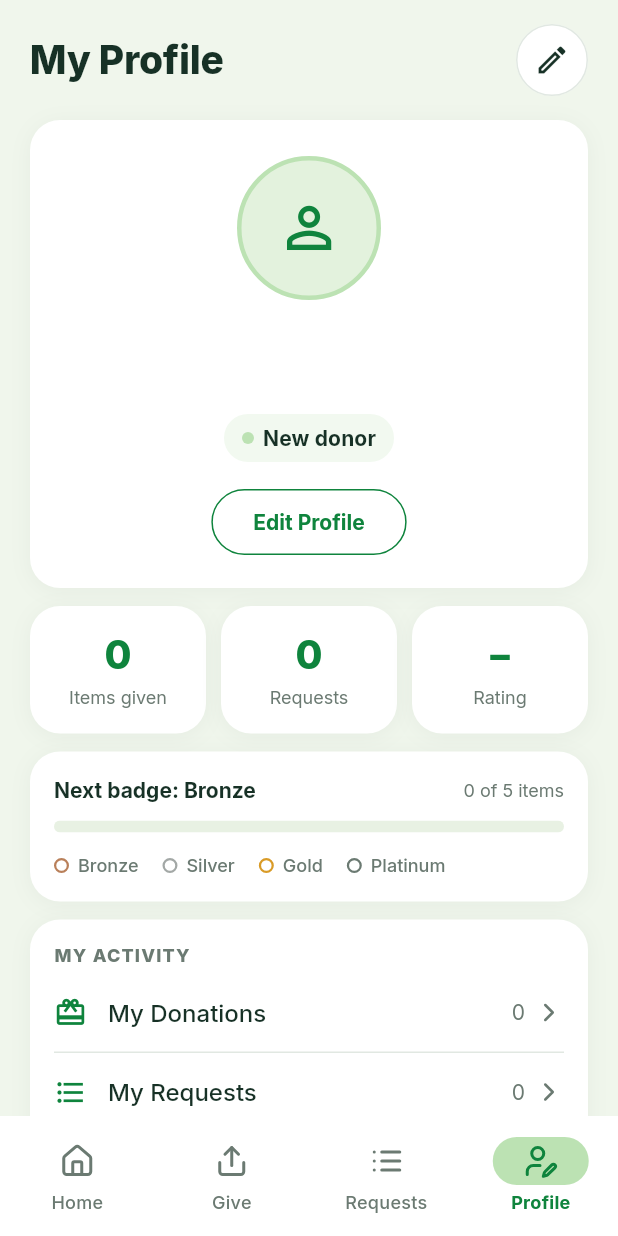
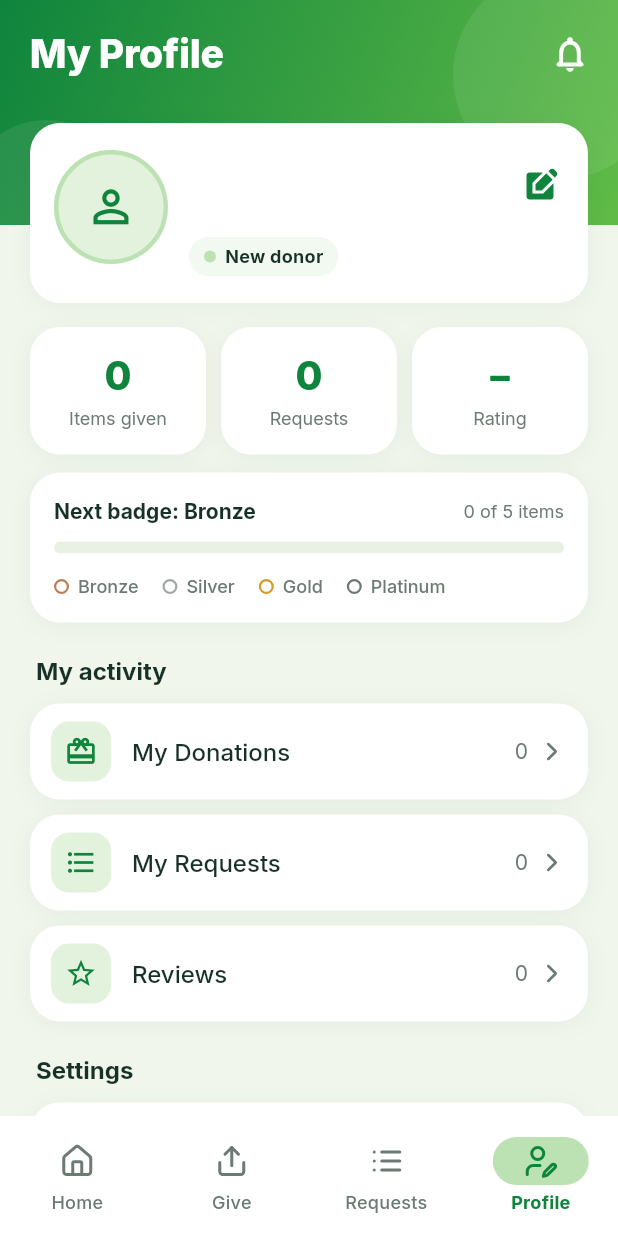
Before and after one commit to ShareLoop-Team/ShareLoop, a Flutter app: the _HomeShell screen opened directly, item 4 of the bottom bar chosen, on a phone screen of 412 x 824 dp. Run offline on Flutter 3.47's test engine with Material 3 defaults, Android fonts, the phone set to English and light mode, and no system bars; our stand-ins replace camera, firebase_auth, firebase_core, flutter_svg, image_picker, permission_handler and 2 more; missing offline and left inert: dart:js_interop, google_mlkit_face_detection, google_mlkit_image_labeling, google_mlkit_pose_detection; accounts and stored records are empty.

Commit message:
style(profile): redesign the Profile tab with a green header
- A brand-green gradient header (deep green to #60BB46) behind the
  status bar, with the title and a bell that opens notification
  settings.
- The identity card overlaps the header: photo on the left; name,
  email, city and badge beside it; an edit button on the right
  replaces the separate "Edit Profile" button.
- Menu sections become a plain heading over separate rounded rows, each
  with its icon on a mint tile.
- The badge label wraps instead of being cut off on narrow phones.
- Test: scroll Sign Out fully into view before tapping it, and check
  Cancel keeps the Profile page open (the longer page no longer keeps
  the name card built).

Co-Authored-By: Claude Opus 5.5 <noreply@anthropic.com>

```diff
--- a/lib/views/profile/profile_screen.dart
+++ b/lib/views/profile/profile_screen.dart
@@ -1,4 +1,5 @@
 import 'package:flutter/material.dart';
+import 'package:flutter/services.dart';
 import 'package:provider/provider.dart';
 
 import '../../controllers/auth_controller.dart';
@@ -65,9 +66,8 @@ class _ProfileScreenState extends State<ProfileScreen> {
                 padding: const EdgeInsets.fromLTRB(20, 0, 20, 8),
                 child: Text(
                   l10n.language,
-                  style: Theme.of(sheetContext).textTheme.titleMedium?.copyWith(
-                        fontWeight: FontWeight.w700,
-                      ),
+                  style: Theme.of(sheetContext).textTheme.titleMedium
+                      ?.copyWith(fontWeight: FontWeight.w700),
                 ),
               ),
               for (final MapEntry(key: code, value: name)
@@ -77,10 +77,12 @@ class _ProfileScreenState extends State<ProfileScreen> {
                   title: Text(
                     name,
                     style: TextStyle(
-                      color:
-                          code == selected ? AppColors.deepGreen : AppColors.ink,
-                      fontWeight:
-                          code == selected ? FontWeight.w700 : FontWeight.w400,
+                      color: code == selected
+                          ? AppColors.deepGreen
+                          : AppColors.ink,
+                      fontWeight: code == selected
+                          ? FontWeight.w700
+                          : FontWeight.w400,
                     ),
                   ),
                   trailing: code == selected
@@ -126,10 +128,8 @@ class _ProfileScreenState extends State<ProfileScreen> {
     );
     if (confirmed != true || !mounted) return;
     context.read<AuthController>().logout();
-    Navigator.of(context).pushNamedAndRemoveUntil(
-      AppRoutes.login,
-      (route) => false,
-    );
+    Navigator.of(context)
+        .pushNamedAndRemoveUntil(AppRoutes.login, (route) => false);
   }
 
   @override
@@ -137,7 +137,10 @@ class _ProfileScreenState extends State<ProfileScreen> {
     final l10n = AppLocalizations.of(context);
     final profile = context.watch<ProfileController>();
     final authUserId = context.watch<AuthController>().currentUser?.id;
-    final languageCode = context.watch<LanguageController>().locale.languageCode;
+    final languageCode = context
+        .watch<LanguageController>()
+        .locale
+        .languageCode;
     final user = profile.user;
 
     // Also covers a profile still cached from a previous account.
@@ -160,20 +163,20 @@ class _ProfileScreenState extends State<ProfileScreen> {
     final badge = badgeController.badgeForDonationCount(user.donationCount);
     final nextBadge = badgeController.nextBadge(user.donationCount);
 
-    return SafeArea(
-      bottom: false,
+    // Light status bar icons over the green header.
+    return AnnotatedRegion<SystemUiOverlayStyle>(
+      value: SystemUiOverlayStyle.light,
       child: RefreshIndicator(
         onRefresh: _load,
+        edgeOffset: MediaQuery.paddingOf(context).top,
         child: ListView(
-          padding: const EdgeInsets.fromLTRB(20, 16, 20, 24),
+          padding: const EdgeInsets.only(bottom: 24),
           children: [
-            _Header(
+            _ProfileHeader(
               title: l10n.profileTitle,
-              editTooltip: l10n.profileEditProfile,
-              onEdit: _openEditProfile,
-            ),
-            const SizedBox(height: 16),
-            _IdentityCard(
+              notificationsTooltip: l10n.profileNotifications,
+              onNotifications: () => manageNotifications(context),
+              card: _IdentityCard(
                 user: user,
                 badgeLabel: badge == null
                     ? l10n.homeNewDonor
@@ -184,7 +187,12 @@ class _ProfileScreenState extends State<ProfileScreen> {
                 editLabel: l10n.profileEditProfile,
                 onEdit: _openEditProfile,
               ),
-            const SizedBox(height: 12),
+            ),
+            Padding(
+              padding: const EdgeInsets.fromLTRB(20, 16, 20, 0),
+              child: Column(
+                crossAxisAlignment: CrossAxisAlignment.stretch,
+                children: [
                   IntrinsicHeight(
                     child: Row(
                       crossAxisAlignment: CrossAxisAlignment.stretch,
@@ -294,9 +302,11 @@ class _ProfileScreenState extends State<ProfileScreen> {
                       side: const BorderSide(color: AppColors.error),
                       minimumSize: const Size.fromHeight(54),
                       shape: const StadiumBorder(),
-                textStyle: Theme.of(context).textTheme.titleMedium?.copyWith(
-                      fontWeight: FontWeight.w700,
+                      textStyle: Theme.of(context).textTheme.titleMedium
+                          ?.copyWith(fontWeight: FontWeight.w700),
                     ),
+                  ),
+                ],
               ),
             ),
           ],
@@ -345,43 +355,107 @@ class _SectionCard extends StatelessWidget {
   }
 }
 
-class _Header extends StatelessWidget {
-  const _Header({
+/// Green band behind the status bar with the title and a bell, and [card]
+/// overlapping its bottom edge.
+class _ProfileHeader extends StatelessWidget {
+  const _ProfileHeader({
     required this.title,
-    required this.editTooltip,
-    required this.onEdit,
+    required this.notificationsTooltip,
+    required this.onNotifications,
+    required this.card,
   });
 
+  /// Band height below the status bar; [card] starts [_cardTop] down.
+  static const double _bandHeight = 150;
+  static const double _cardTop = 82;
+
   final String title;
-  final String editTooltip;
-  final VoidCallback onEdit;
+  final String notificationsTooltip;
+  final VoidCallback onNotifications;
+  final Widget card;
 
   @override
   Widget build(BuildContext context) {
-    return Row(
+    final topInset = MediaQuery.paddingOf(context).top;
+    return Stack(
+      children: [
+        Container(
+          height: topInset + _bandHeight,
+          clipBehavior: Clip.antiAlias,
+          decoration: const BoxDecoration(
+            gradient: LinearGradient(
+              begin: Alignment.topLeft,
+              end: Alignment.bottomRight,
+              colors: [AppColors.deepGreen, AppColors.brightGreen],
+            ),
+          ),
+          child: Stack(
+            children: [
+              // Soft decorative bubbles.
+              _bubble(right: -30, top: -20, size: 140),
+              _bubble(left: -24, bottom: -40, size: 110),
+              _bubble(right: 90, bottom: 18, size: 26),
+            ],
+          ),
+        ),
+        Padding(
+          padding: EdgeInsets.fromLTRB(20, topInset + 12, 8, 0),
+          child: Row(
             children: [
               Expanded(
+                child: Semantics(
+                  header: true,
                   child: Text(
                     title,
+                    maxLines: 1,
+                    overflow: TextOverflow.ellipsis,
                     style: Theme.of(context).textTheme.headlineSmall?.copyWith(
                       fontWeight: FontWeight.w800,
-                  color: AppColors.ink,
+                      color: AppColors.white,
                     ),
                   ),
                 ),
-        const SizedBox(width: 12),
-        Material(
+              ),
+              IconButton(
+                icon: const Icon(
+                  Icons.notifications_none_rounded,
                   color: AppColors.white,
-          shape: const CircleBorder(
-            side: BorderSide(color: AppColors.border),
+                  size: 28,
                 ),
-          child: IconButton(
-            icon: const Icon(Icons.edit_outlined, color: AppColors.ink),
-            tooltip: editTooltip,
-            onPressed: onEdit,
+                tooltip: notificationsTooltip,
+                onPressed: onNotifications,
+              ),
+            ],
           ),
         ),
+        Padding(
+          padding: EdgeInsets.fromLTRB(20, topInset + _cardTop, 20, 0),
+          child: card,
+        ),
       ],
+    );
+  }
+
+  static Widget _bubble({
+    double? left,
+    double? right,
+    double? top,
+    double? bottom,
+    required double size,
+  }) {
+    return Positioned(
+      left: left,
+      right: right,
+      top: top,
+      bottom: bottom,
+      child: Container(
+        width: size,
+        height: size,
+        decoration: BoxDecoration(
+          shape: BoxShape.circle,
+          color: AppColors.white.withValues(alpha: 0.08),
+        ),
+      ),
     );
   }
 }
@@ -404,35 +478,43 @@ class _IdentityCard extends StatelessWidget {
   @override
   Widget build(BuildContext context) {
     final textTheme = Theme.of(context).textTheme;
-    final location = [user.city, user.district]
-        .where((part) => part.trim().isNotEmpty)
-        .join(', ');
+    final location = [
+      user.city,
+      user.district,
+    ].where((part) => part.trim().isNotEmpty).join(', ');
+    final secondary = textTheme.bodyMedium?.copyWith(
+      color: AppColors.textSecondary,
+    );
     return _SectionCard(
-      padding: const EdgeInsets.fromLTRB(20, 24, 20, 20),
+      padding: const EdgeInsets.fromLTRB(16, 18, 8, 18),
+      child: Row(
+        crossAxisAlignment: CrossAxisAlignment.start,
+        children: [
+          UserAvatar(url: user.avatarUrl, size: 76),
+          const SizedBox(width: 14),
+          Expanded(
             child: Column(
+              crossAxisAlignment: CrossAxisAlignment.start,
               children: [
-          UserAvatar(url: user.avatarUrl),
-          const SizedBox(height: 14),
                 Text(
                   user.name,
-            textAlign: TextAlign.center,
+                  maxLines: 1,
+                  overflow: TextOverflow.ellipsis,
                   style: textTheme.titleLarge?.copyWith(
                     fontWeight: FontWeight.w800,
                     color: AppColors.ink,
                   ),
                 ),
-          const SizedBox(height: 4),
+                const SizedBox(height: 2),
                 Text(
                   user.email,
-            textAlign: TextAlign.center,
-            style: textTheme.bodyMedium?.copyWith(
-              color: AppColors.textSecondary,
-            ),
+                  maxLines: 1,
+                  overflow: TextOverflow.ellipsis,
+                  style: secondary,
                 ),
                 if (location.isNotEmpty) ...[
-            const SizedBox(height: 4),
+                  const SizedBox(height: 2),
                   Row(
-              mainAxisSize: MainAxisSize.min,
                     children: [
                       const Icon(
                         Icons.location_on_outlined,
@@ -443,18 +525,20 @@ class _IdentityCard extends StatelessWidget {
                       Flexible(
                         child: Text(
                           location,
+                          maxLines: 1,
                           overflow: TextOverflow.ellipsis,
-                    style: textTheme.bodyMedium?.copyWith(
-                      color: AppColors.textSecondary,
-                    ),
+                          style: secondary,
                         ),
                       ),
                     ],
                   ),
                 ],
-          const SizedBox(height: 12),
+                const SizedBox(height: 10),
                 Container(
-            padding: const EdgeInsets.symmetric(horizontal: 12, vertical: 6),
+                  padding: const EdgeInsets.symmetric(
+                    horizontal: 10,
+                    vertical: 5,
+                  ),
                   decoration: BoxDecoration(
                     color: badgeColor.withValues(alpha: 0.2),
                     borderRadius: BorderRadius.circular(20),
@@ -474,7 +558,7 @@ class _IdentityCard extends StatelessWidget {
                       Flexible(
                         child: Text(
                           badgeLabel,
-                    style: textTheme.labelLarge?.copyWith(
+                          style: textTheme.labelMedium?.copyWith(
                             fontWeight: FontWeight.w700,
                             color: AppColors.ink,
                           ),
@@ -483,19 +567,13 @@ class _IdentityCard extends StatelessWidget {
                     ],
                   ),
                 ),
-          const SizedBox(height: 16),
-          OutlinedButton(
-            onPressed: onEdit,
-            style: OutlinedButton.styleFrom(
-              foregroundColor: AppColors.deepGreen,
-              side: const BorderSide(color: AppColors.deepGreen),
-              shape: const StadiumBorder(),
-              padding: const EdgeInsets.symmetric(horizontal: 28, vertical: 12),
-              textStyle: textTheme.titleSmall?.copyWith(
-                fontWeight: FontWeight.w700,
+              ],
             ),
           ),
-            child: Text(editLabel),
+          IconButton(
+            icon: const Icon(Icons.edit_square, color: AppColors.deepGreen),
+            tooltip: editLabel,
+            onPressed: onEdit,
           ),
         ],
       ),
@@ -619,10 +697,7 @@ class _BadgeProgressCard extends StatelessWidget {
             runSpacing: 8,
             children: [
               for (final MapEntry(key: name, value: threshold) in tiers)
-                _TierLegend(
-                  name: name,
-                  earned: donationCount >= threshold,
-                ),
+                _TierLegend(name: name, earned: donationCount >= threshold),
             ],
           ),
         ],
@@ -673,33 +748,23 @@ class _MenuSection extends StatelessWidget {
 
   @override
   Widget build(BuildContext context) {
-    return _SectionCard(
-      child: Column(
+    // A plain heading, then each tile as its own rounded card.
+    return Column(
       crossAxisAlignment: CrossAxisAlignment.stretch,
       children: [
         Padding(
-            padding: const EdgeInsets.fromLTRB(16, 16, 16, 4),
+          padding: const EdgeInsets.fromLTRB(4, 8, 4, 10),
           child: Text(
-              title.toUpperCase(),
-              style: Theme.of(context).textTheme.labelMedium?.copyWith(
-                    fontWeight: FontWeight.w800,
-                    color: AppColors.textSecondary,
-                    letterSpacing: 0.8,
-                  ),
+            title,
+            style: Theme.of(context).textTheme.titleMedium
+                ?.copyWith(fontWeight: FontWeight.w700, color: AppColors.ink),
           ),
         ),
         for (var i = 0; i < tiles.length; i++) ...[
-            if (i > 0)
-              const Divider(
-                height: 1,
-                indent: 16,
-                endIndent: 16,
-                color: AppColors.border,
-              ),
-            tiles[i],
+          if (i > 0) const SizedBox(height: 10),
+          _SectionCard(child: tiles[i]),
         ],
       ],
-      ),
     );
   }
 }
@@ -724,12 +789,21 @@ class _MenuTile extends StatelessWidget {
     return InkWell(
       onTap: onTap,
       child: Padding(
-        padding: const EdgeInsets.symmetric(horizontal: 16, vertical: 14),
+        padding: const EdgeInsets.symmetric(horizontal: 14, vertical: 12),
         child: Row(
           children: [
-            IconTheme(
+            Container(
+              width: 40,
+              height: 40,
+              decoration: BoxDecoration(
+                color: AppColors.paleMint,
+                borderRadius: BorderRadius.circular(12),
+              ),
+              alignment: Alignment.center,
+              child: IconTheme(
                 data: const IconThemeData(size: 22, color: AppColors.deepGreen),
                 child: icon,
+              ),
             ),
             const SizedBox(width: 14),
             Expanded(
```
Also changed, not shown: 1 other file. Lines whose indentation alone changed are shown as unchanged.
